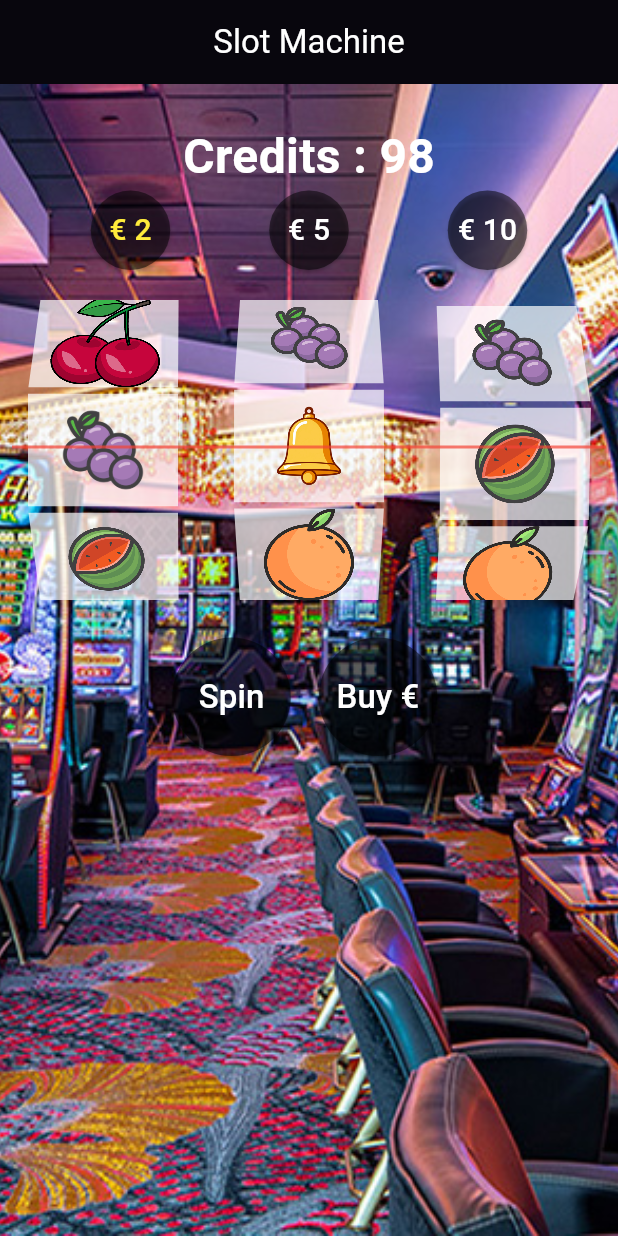
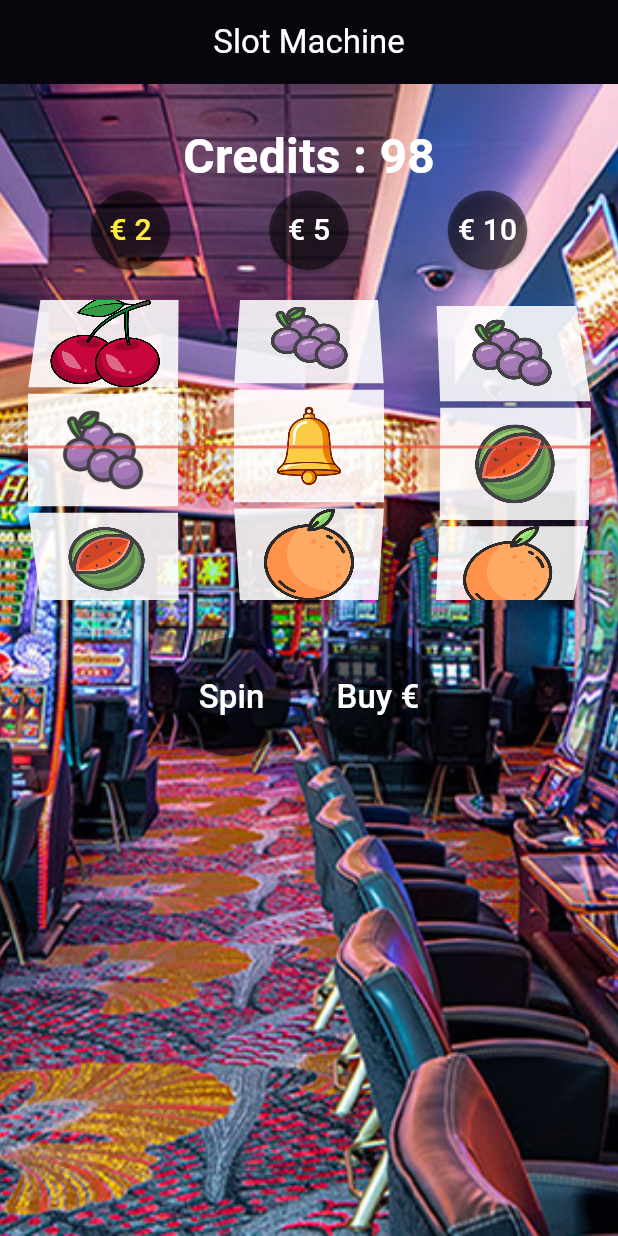
Before and after one commit to johandb/flutter_slotmachine, a Flutter app: the screen it shows after launch, after a tap on "Spin", after a tap on "Buy €", on a phone screen of 412 x 824 dp. Run offline on Flutter 3.47's test engine with Material 3 defaults, Android fonts, the phone set to English and light mode, and no system bars; our stand-ins replace audioplayers.

Commit message:
- Update colors wheels

```diff
--- a/lib/slot_screen.dart
+++ b/lib/slot_screen.dart
@@ -220,7 +220,7 @@ class _WheelState extends State<Wheel> {
             return SizedBox(
               width: 100,
               height: 100,
-              child: Container(color: Colors.white70, child: item.image),
+              child: Container(color: Color(0xe0ffffff), child: item.image),
             );
           }).toList(),
         ),
```
